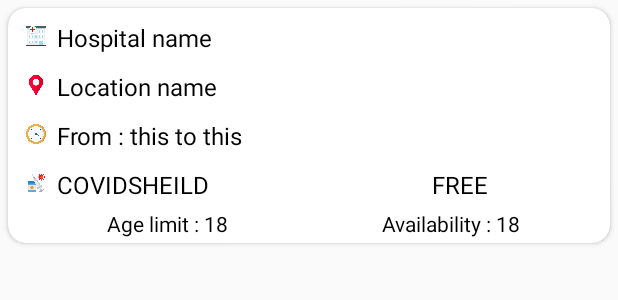
After one commit to Aanshikgupta/Covid-Tracker, an Android app: the layout vaccination_item.xml on its own in the app's theme, with its tools: preview values and no code run, on a phone screen of 412 x 824 dp. The commit adds this screen. Shown: the top 300 px of the screen. Run offline under Robolectric (Android 15) with nearby library versions, the phone set to English and light mode, and no system bars.

Commit message:
Vaccination Info Fragment implement.(Some Bugs yet to be fixed.)[date picker issues]

```diff
--- a/app/src/main/java/com/example/covidtracker/Adapters/FragmentAdapter.java
+++ b/app/src/main/java/com/example/covidtracker/Adapters/FragmentAdapter.java
@@ -8,6 +8,7 @@ import androidx.viewpager2.adapter.FragmentStateAdapter;
 
 import com.example.covidtracker.Fragments.GlobalFragment;
 import com.example.covidtracker.Fragments.IndiaFragment;
+import com.example.covidtracker.Fragments.VaccinationFragment;
 
 import org.jetbrains.annotations.NotNull;
 
@@ -25,6 +26,8 @@ public class FragmentAdapter extends FragmentStateAdapter {
                 return new GlobalFragment();
             case 1:
                 return new IndiaFragment();
+            case 2:
+                return new VaccinationFragment();
             default:
                 return new GlobalFragment();
 
@@ -34,6 +37,6 @@ public class FragmentAdapter extends FragmentStateAdapter {
 
     @Override
     public int getItemCount() {
-        return 2;
+        return 3;
     }
 }
--- a/app/src/main/java/com/example/covidtracker/Fragments/IndiaFragment.java
+++ b/app/src/main/java/com/example/covidtracker/Fragments/IndiaFragment.java
@@ -55,6 +55,7 @@ public class IndiaFragment extends Fragment {
     private TextView activeCount, deathCount, recoveredCount, confirmedCount;
     public static List<RegionalItem> stateList;
     private List<RegionalItem> top5States;
+    private TopFiveIndiaAdapter adapter;
 
 
 
@@ -64,8 +65,10 @@ public class IndiaFragment extends Fragment {
 
         view =inflater.inflate(R.layout.fragment_india, container, false);
         setView(view);
+
         setButtonListener();
         getIndianData();
+
         return view;
     }
 
@@ -97,7 +100,7 @@ public class IndiaFragment extends Fragment {
                     });
 
                     top5States=top5States.subList(0,5);
-                    TopFiveIndiaAdapter adapter=new TopFiveIndiaAdapter(getContext(),top5States);
+                    adapter=new TopFiveIndiaAdapter(getContext(),top5States);
                     topFiveRecyclerView.setAdapter(adapter);
                     adapter.notifyDataSetChanged();
 
--- a/app/src/main/java/com/example/covidtracker/MainActivity.java
+++ b/app/src/main/java/com/example/covidtracker/MainActivity.java
@@ -55,8 +55,11 @@ public class MainActivity extends AppCompatActivity {
         global.setText("Global");
         TabLayout.Tab ind=tabLayout.newTab();
         ind.setText("India");
+        TabLayout.Tab vacc=tabLayout.newTab();
+        vacc.setText("Vaccination");
         tabLayout.addTab(global,true);
         tabLayout.addTab(ind);
+        tabLayout.addTab(vacc);
 
 
 
--- a/app/src/main/java/com/example/covidtracker/SplashActivity.java
+++ b/app/src/main/java/com/example/covidtracker/SplashActivity.java
@@ -23,6 +23,6 @@ public class SplashActivity extends AppCompatActivity {
                 finish();
                 startActivity(new Intent(SplashActivity.this,MainActivity.class));
             }
-        },3000);
+        },6000);
     }
 }
--- a/app/src/main/res/layout/activity_main.xml
+++ b/app/src/main/res/layout/activity_main.xml
@@ -44,11 +44,12 @@
 
         <androidx.cardview.widget.CardView
             android:id="@+id/tabCard"
-            android:layout_width="180dp"
+            android:layout_width="0dp"
             android:layout_height="40dp"
             android:layout_marginTop="8dp"
-            android:layout_marginBottom="4dp"
+            android:layout_marginEnd="20dp"
             app:cardCornerRadius="10dp"
+            app:layout_constraintEnd_toEndOf="parent"
             app:layout_constraintStart_toStartOf="@+id/stats"
             app:layout_constraintTop_toBottomOf="@+id/stats">
 
--- a/app/src/main/res/layout/activity_splash.xml
+++ b/app/src/main/res/layout/activity_splash.xml
@@ -17,5 +17,5 @@
         app:layout_constraintTop_toTopOf="parent"
         app:lottie_rawRes="@raw/covidanim"
         app:lottie_autoPlay="true"
-        app:lottie_speed="5"/>
+        app:lottie_speed="5" />
 </androidx.constraintlayout.widget.ConstraintLayout>
--- /dev/null
+++ b/app/src/main/res/layout/vaccination_item.xml
@@ -0,0 +1,148 @@
+<?xml version="1.0" encoding="utf-8"?>
+<androidx.cardview.widget.CardView xmlns:android="http://schemas.android.com/apk/res/android"
+    android:layout_width="match_parent"
+    android:layout_height="wrap_content"
+    xmlns:app="http://schemas.android.com/apk/res-auto"
+    android:layout_margin="5dp"
+    android:elevation="12dp"
+    app:cardCornerRadius="12dp"
+    android:orientation="vertical">
+
+    <LinearLayout
+        android:layout_width="match_parent"
+        android:layout_height="match_parent"
+        android:padding="3dp"
+        android:orientation="vertical">
+
+        <LinearLayout
+            android:layout_width="match_parent"
+            android:layout_height="wrap_content"
+            android:layout_margin="5dp">
+
+            <ImageView
+                android:layout_width="20dp"
+                android:padding="3dp"
+                android:layout_height="20dp"
+                android:src="@drawable/hospital_ic" />
+
+            <TextView
+                android:id="@+id/centerName"
+                android:layout_width="match_parent"
+                android:layout_height="wrap_content"
+                android:layout_marginHorizontal="4dp"
+                android:text="Hospital name"
+                android:textColor="@color/black"
+                android:textSize="16sp" />
+
+        </LinearLayout>
+
+        <LinearLayout
+            android:layout_width="match_parent"
+            android:layout_height="wrap_content"
+            android:layout_margin="5dp">
+
+            <ImageView
+                android:layout_width="20dp"
+                android:layout_height="20dp"
+                android:padding="3dp"
+                android:src="@drawable/location_ic" />
+
+            <TextView
+                android:id="@+id/address"
+                android:layout_width="match_parent"
+                android:layout_height="wrap_content"
+                android:layout_marginHorizontal="4dp"
+                android:text="Location name"
+                android:textColor="@color/black"
+                android:textSize="16sp" />
+
+        </LinearLayout>
+
+        <LinearLayout
+            android:layout_width="match_parent"
+            android:layout_height="wrap_content"
+            android:layout_margin="5dp">
+
+            <ImageView
+                android:layout_width="20dp"
+                android:layout_height="20dp"
+                android:padding="3dp"
+                android:src="@drawable/time_ic" />
+
+            <TextView
+                android:id="@+id/timings"
+                android:layout_width="match_parent"
+                android:layout_height="wrap_content"
+                android:layout_marginHorizontal="4dp"
+                android:text="From : this to this"
+                android:textColor="@color/black"
+                android:textSize="16sp" />
+
+        </LinearLayout>
+
+        <LinearLayout
+            android:layout_width="match_parent"
+            android:layout_height="wrap_content"
+            android:layout_margin="5dp">
+
+            <ImageView
+
+                android:layout_width="20dp"
+                android:layout_height="20dp"
+                android:padding="3dp"
+                android:src="@drawable/vaccine_ic" />
+
+            <TextView
+                android:id="@+id/vaccineType"
+                android:layout_width="match_parent"
+                android:layout_height="wrap_content"
+                android:layout_marginHorizontal="4dp"
+                android:layout_weight="1"
+                android:text="COVIDSHEILD"
+                android:textColor="@color/black"
+                android:textSize="16sp" />
+
+            <TextView
+                android:id="@+id/priceType"
+                android:layout_width="match_parent"
+                android:layout_height="wrap_content"
+                android:gravity="center"
+                android:layout_weight="1"
+                android:text="FREE"
+                android:textColor="@color/black"
+                android:textSize="16sp" />
+
+        </LinearLayout>
+
+        <LinearLayout
+            android:layout_width="match_parent"
+            android:layout_height="wrap_content"
+            android:layout_marginHorizontal="5dp"
+            android:weightSum="2">
+
+            <TextView
+                android:id="@+id/ageLimit"
+                android:layout_width="0dp"
+                android:layout_height="wrap_content"
+                android:layout_marginLeft="5dp"
+                android:gravity="center"
+                android:layout_weight="1"
+                android:text="Age limit : 18"
+                android:textColor="@color/black" />
+
+            <TextView
+                android:id="@+id/availability"
+                android:layout_width="0dp"
+                android:layout_height="wrap_content"
+                android:layout_marginLeft="5dp"
+                android:layout_marginRight="5dp"
+                android:gravity="center"
+                android:layout_weight="1"
+                android:text="Availability : 18"
+                android:textColor="@color/black" />
+
+
+        </LinearLayout>
+
+    </LinearLayout>
+</androidx.cardview.widget.CardView>
--- a/build.gradle
+++ b/build.gradle
@@ -5,7 +5,7 @@ buildscript {
         mavenCentral()
     }
     dependencies {
-        classpath "com.android.tools.build:gradle:4.2.1"
+        classpath 'com.android.tools.build:gradle:4.2.2'
 
         // NOTE: Do not place your application dependencies here; they belong
         // in the individual module build.gradle files
```
Also changed, not shown: app/src/main/java/com/example/covidtracker/Adapters/VaccineAdapter.java (added, +85 -0 lines), app/src/main/java/com/example/covidtracker/CovidModels/VaccinationModels/CentersItem.java (added, +98 -0 lines), app/src/main/java/com/example/covidtracker/CovidModels/VaccinationModels/SessionsItem.java (added, +70 -0 lines), app/src/main/java/com/example/covidtracker/CovidModels/VaccinationModels/VaccResponse.java (added, +17 -0 lines), app/src/main/java/com/example/covidtracker/Fragments/VaccinationFragment.java (added, +167 -0 lines), app/src/main/java/com/example/covidtracker/Network/Vaccination/VaccinationApiHolder.java (added, +15 -0 lines), app/src/main/res/drawable/search_ic.xml (added, +10 -0 lines), app/src/main/res/layout/fragment_vaccination.xml (added, +53 -0 lines), app/src/main/res/drawable-v24/hospital_ic.png (added), app/src/main/res/drawable-v24/location_ic.png (added), app/src/main/res/drawable-v24/time_ic.png (added), app/src/main/res/drawable-v24/vaccine_ic.png (added).
